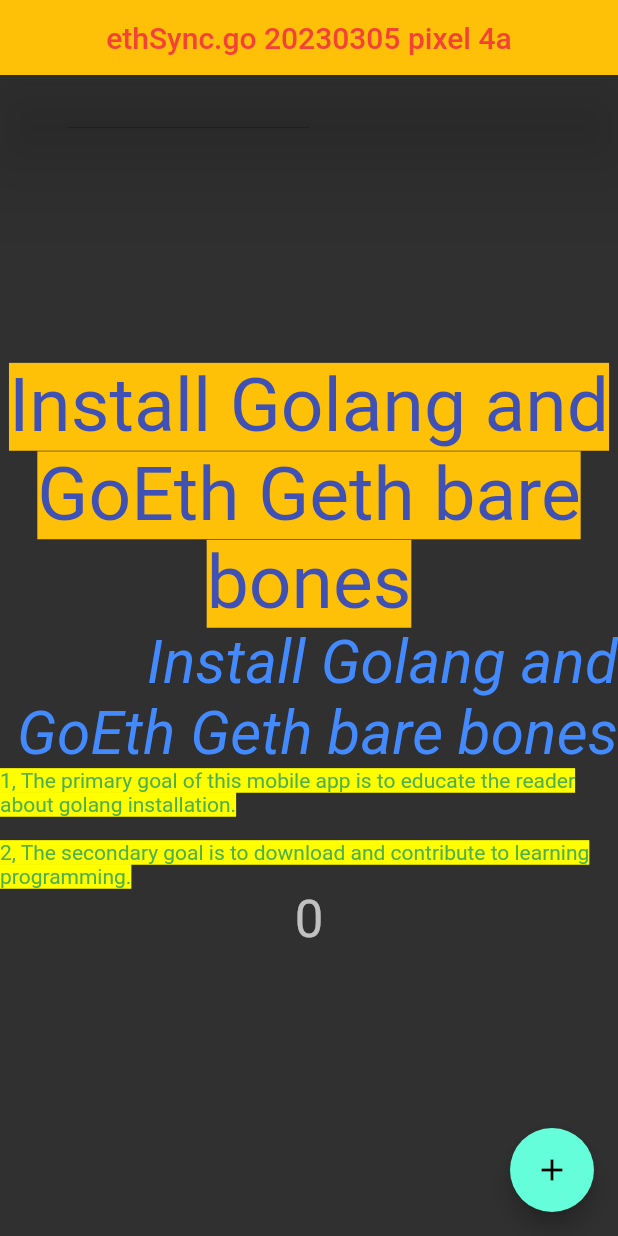
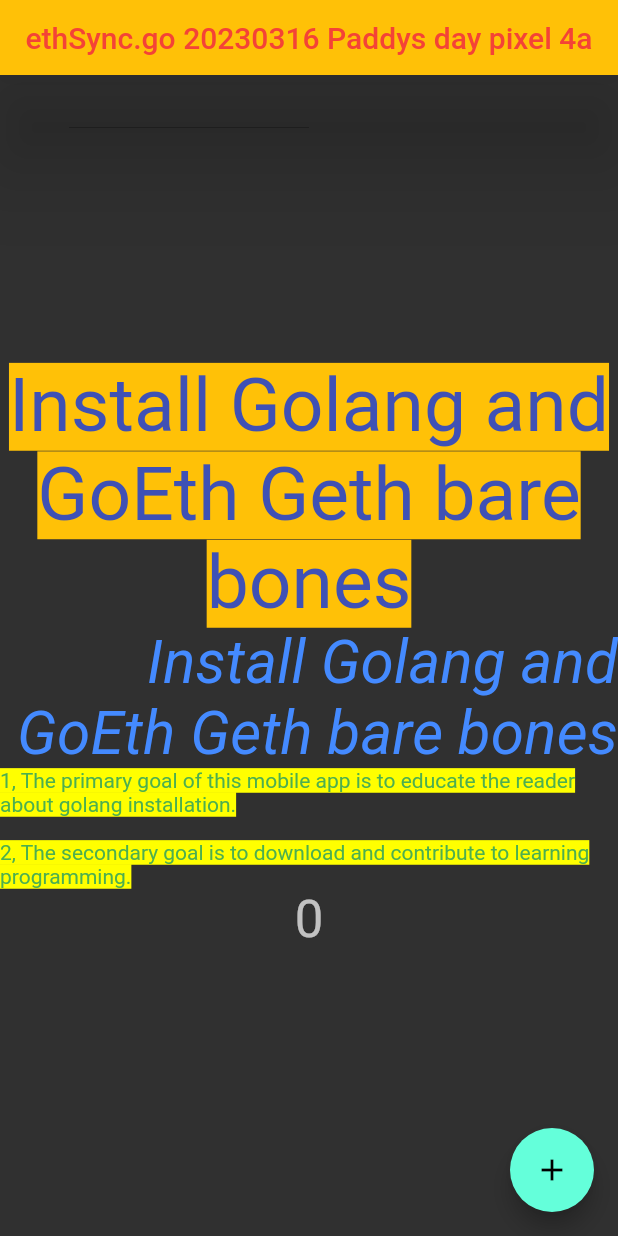
Before and after one commit to lubi888/gosync, a Flutter app: the screen it shows after launch, on a phone screen of 412 x 824 dp. Run offline on Flutter 3.47's test engine with Material 2 defaults, Android fonts, the phone set to English and light mode, and no system bars.

```diff
--- a/lib/gosync_text.dart
+++ b/lib/gosync_text.dart
@@ -1,4 +1,4 @@
-const String goSyncTitle = "ethSync.go 20230305 pixel 4a";
+const String goSyncTitle = "ethSync.go 20230316 Paddys day pixel 4a";
 
 const String ethSyncPrimaryGoals =
     ('1, The primary goal of this mobile app is to educate the reader about golang installation.\n\n'
```
Also changed, not shown: pubspec.lock.
